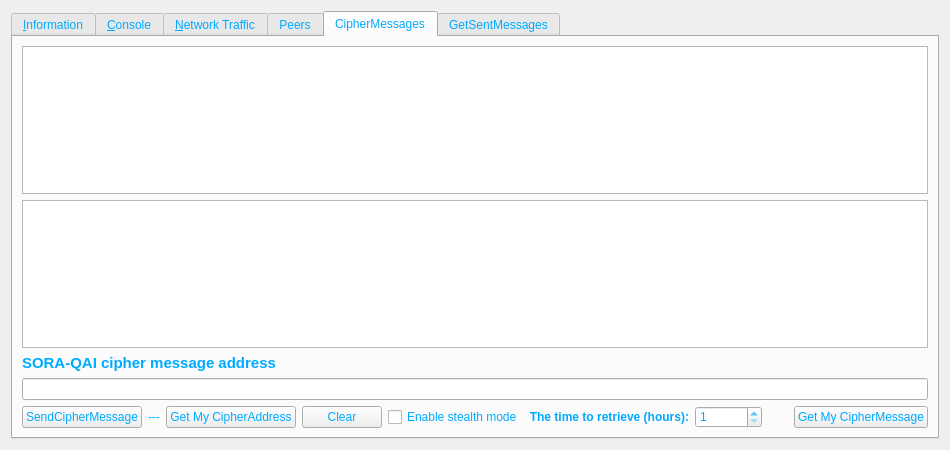
First picture: the form in src/qt/forms/rpcconsole.ui, repository FromHDDtoSSD/SorachanCoin-qt, before the edit.
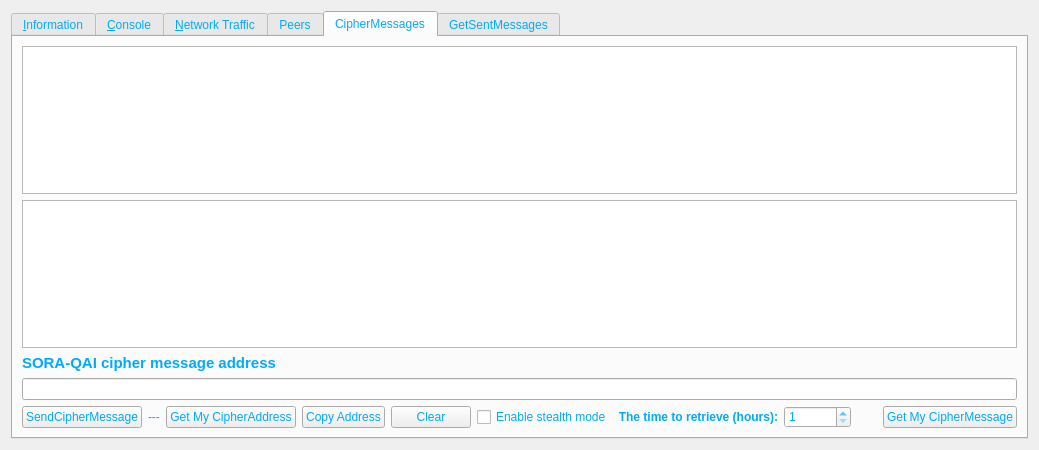
Second picture: the form after the edit. The open tabs and pages were chosen to show the change. Icons and pictures are not drawn. Custom widgets are drawn as their Qt base class.

```diff
--- a/src/qt/forms/rpcconsole.ui
+++ b/src/qt/forms/rpcconsole.ui
@@ -1034,6 +1034,13 @@
            </property>
           </widget>
          </item>
+         <item>
+          <widget class="QPushButton" name="copyaddressPushButton">
+           <property name="text">
+            <string>Copy Address</string>
+           </property>
+          </widget>
+         </item>
          <item>
           <widget class="QPushButton" name="clearmessagePushButton">
            <property name="text">
```
